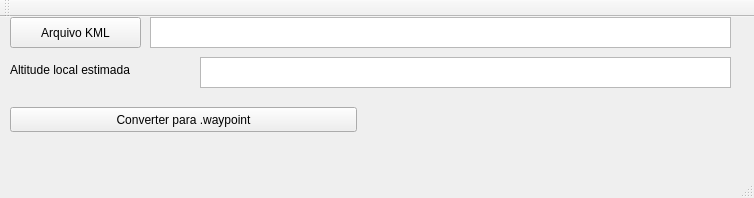
Above: conversor_kml_wp/conversor_kml_wp/mainwindow.ui from viniciusvidal2/MRS before the change. Below: the same form after it.
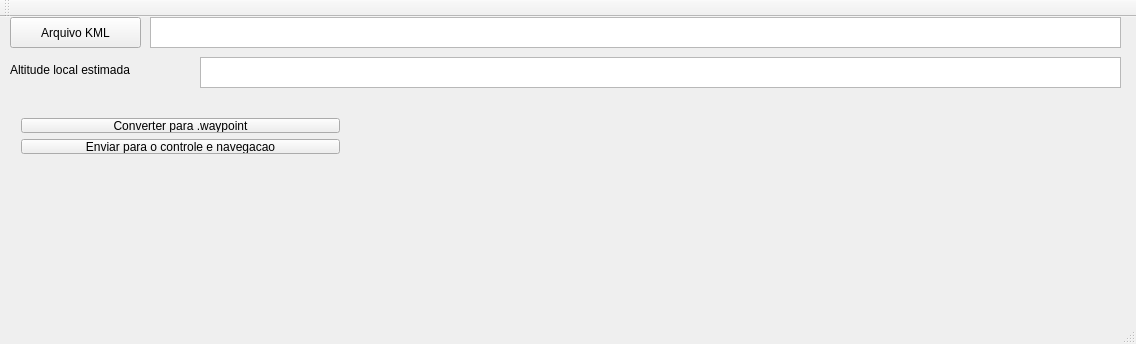
That is the form after the change.

The edit to the form file:
```diff
--- a/conversor_kml_wp/conversor_kml_wp/mainwindow.ui
+++ b/conversor_kml_wp/conversor_kml_wp/mainwindow.ui
@@ -6,8 +6,8 @@
    <rect>
     <x>0</x>
     <y>0</y>
-    <width>754</width>
-    <height>198</height>
+    <width>1136</width>
+    <height>344</height>
    </rect>
   </property>
   <property name="windowTitle">
@@ -19,7 +19,7 @@
      <rect>
       <x>150</x>
       <y>0</y>
-      <width>581</width>
+      <width>971</width>
       <height>31</height>
      </rect>
     </property>
@@ -37,26 +37,13 @@
      <string>Arquivo KML</string>
     </property>
    </widget>
-   <widget class="QPushButton" name="pushButton_converter">
-    <property name="geometry">
-     <rect>
-      <x>10</x>
-      <y>90</y>
-      <width>347</width>
-      <height>25</height>
-     </rect>
-    </property>
-    <property name="text">
-     <string>Converter para .waypoint</string>
-    </property>
-   </widget>
    <widget class="QLabel" name="label_fim">
     <property name="geometry">
      <rect>
       <x>370</x>
       <y>90</y>
-      <width>341</width>
-      <height>25</height>
+      <width>751</width>
+      <height>151</height>
      </rect>
     </property>
     <property name="text">
@@ -68,7 +55,7 @@
      <rect>
       <x>200</x>
       <y>40</y>
-      <width>531</width>
+      <width>921</width>
       <height>31</height>
      </rect>
     </property>
@@ -86,6 +73,32 @@
      <string>Altitude local estimada</string>
     </property>
    </widget>
+   <widget class="QWidget" name="layoutWidget">
+    <property name="geometry">
+     <rect>
+      <x>10</x>
+      <y>90</y>
+      <width>341</width>
+      <height>58</height>
+     </rect>
+    </property>
+    <layout class="QVBoxLayout" name="verticalLayout">
+     <item>
+      <widget class="QPushButton" name="pushButton_converter">
+       <property name="text">
+        <string>Converter para .waypoint</string>
+       </property>
+      </widget>
+     </item>
+     <item>
+      <widget class="QPushButton" name="pushButton_enviar">
+       <property name="text">
+        <string>Enviar para o controle e navegacao</string>
+       </property>
+      </widget>
+     </item>
+    </layout>
+   </widget>
   </widget>
   <widget class="QMenuBar" name="menuBar">
    <property name="geometry">
```
Left out of the diff: 4 changed lines with no effect on the pictures.
